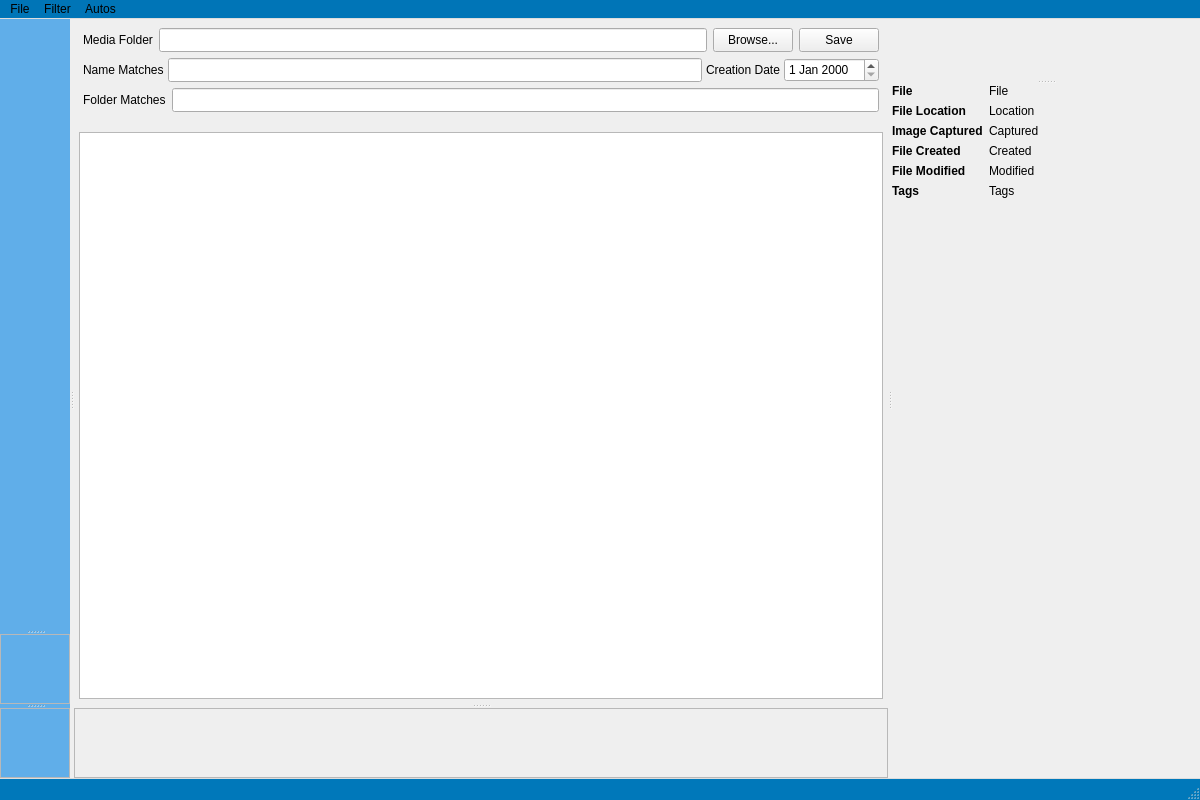
merrillaldrich/compendia, file mainwindow.ui: the form before one commit.
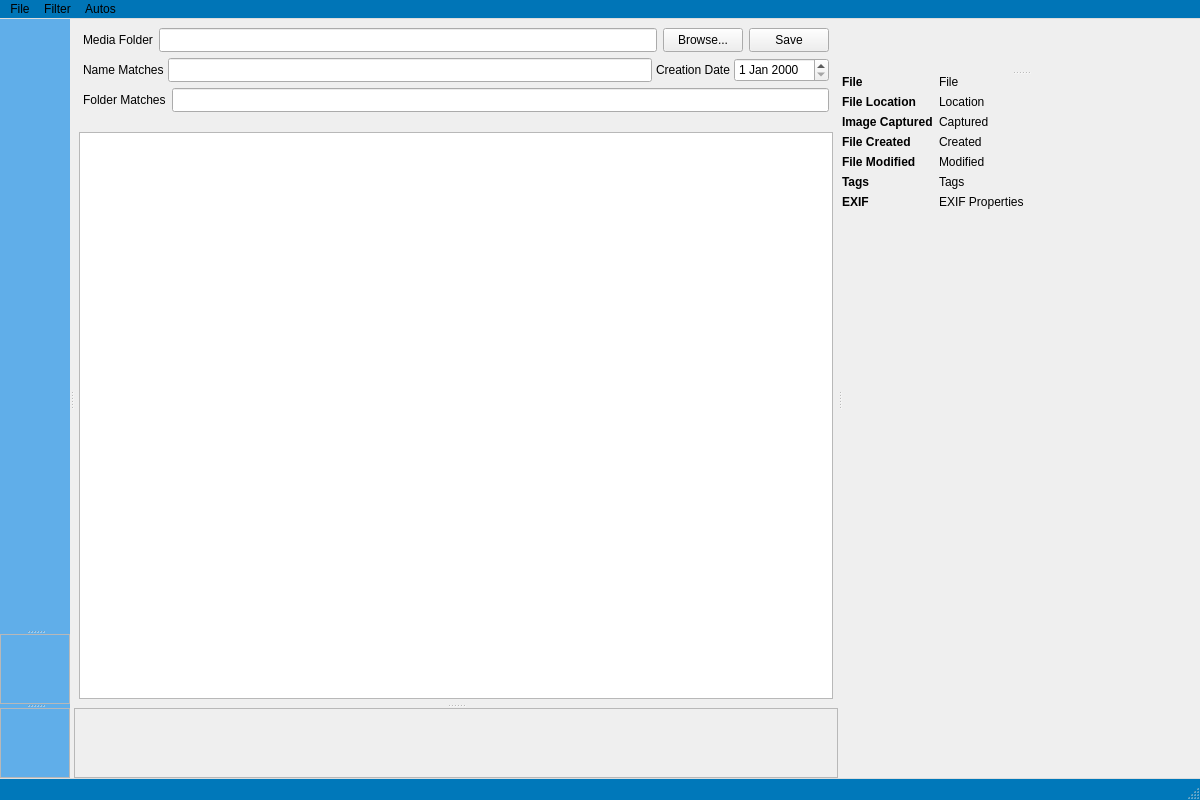
The form after the commit. Custom widgets are drawn as their Qt base class.

Commit message: Add preview of EXIF properties

The edit to the form file:
```diff
--- a/mainwindow.ui
+++ b/mainwindow.ui
@@ -274,7 +274,7 @@
              <rect>
               <x>0</x>
               <y>0</y>
-              <width>853</width>
+              <width>802</width>
               <height>64</height>
              </rect>
             </property>
@@ -468,6 +468,34 @@
            </property>
           </widget>
          </item>
+         <item row="6" column="0">
+          <widget class="QLabel" name="previewExifLabel">
+           <property name="font">
+            <font>
+             <bold>true</bold>
+            </font>
+           </property>
+           <property name="text">
+            <string>EXIF</string>
+           </property>
+           <property name="alignment">
+            <set>Qt::AlignmentFlag::AlignLeading|Qt::AlignmentFlag::AlignLeft|Qt::AlignmentFlag::AlignTop</set>
+           </property>
+          </widget>
+         </item>
+         <item row="6" column="1">
+          <widget class="QLabel" name="previewExifValue">
+           <property name="text">
+            <string>EXIF Properties</string>
+           </property>
+           <property name="alignment">
+            <set>Qt::AlignmentFlag::AlignLeading|Qt::AlignmentFlag::AlignLeft|Qt::AlignmentFlag::AlignTop</set>
+           </property>
+           <property name="wordWrap">
+            <bool>true</bool>
+           </property>
+          </widget>
+         </item>
         </layout>
        </widget>
       </widget>
```
The commit also changes 1 other file.
